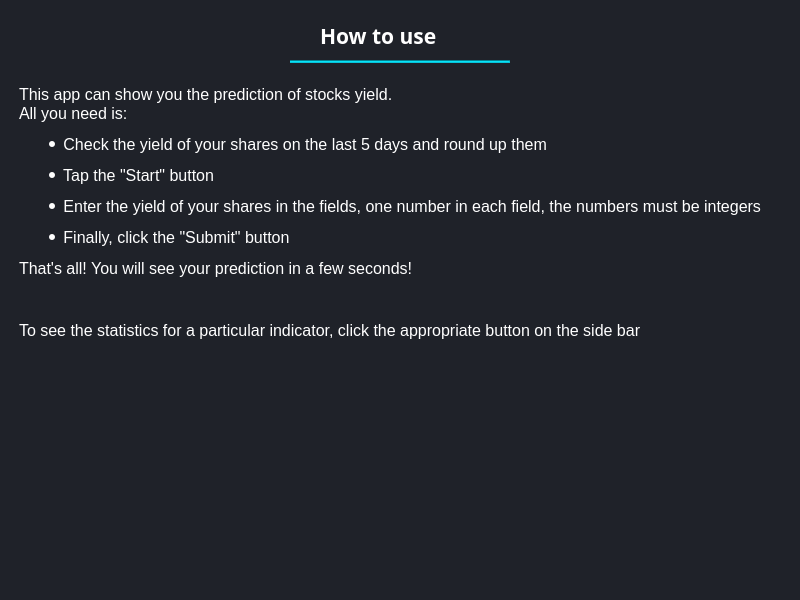
Before: the Qt Designer form client/ui/UsageWindow.ui in cpp-park-vk-education/2023_1_Codex, drawn with Qt 5.
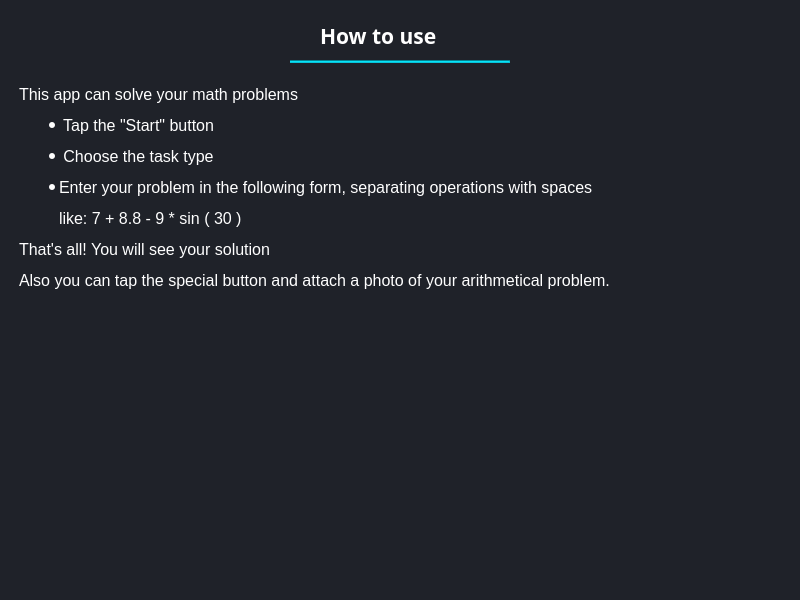
After: the same form once the commit is applied.

Diff of the .ui file:
```diff
--- a/client/ui/UsageWindow.ui
+++ b/client/ui/UsageWindow.ui
@@ -78,16 +78,14 @@
 li.unchecked::marker { content: &quot;\2610&quot;; }
 li.checked::marker { content: &quot;\2612&quot;; }
 &lt;/style&gt;&lt;/head&gt;&lt;body style=&quot; font-family:'Segoe UI'; font-size:9pt; font-weight:400; font-style:normal;&quot;&gt;
-&lt;p style=&quot; margin-top:0px; margin-bottom:0px; margin-left:0px; margin-right:0px; -qt-block-indent:0; text-indent:0px;&quot;&gt;&lt;span style=&quot; font-size:12pt; color:#ffffff;&quot;&gt;This app can show you the prediction of stocks yield.&lt;/span&gt;&lt;/p&gt;
-&lt;p style=&quot; margin-top:0px; margin-bottom:0px; margin-left:0px; margin-right:0px; -qt-block-indent:0; text-indent:0px;&quot;&gt;&lt;span style=&quot; font-size:12pt; color:#ffffff;&quot;&gt;All you need is:&lt;/span&gt;&lt;/p&gt;
+&lt;p style=&quot; margin-top:0px; margin-bottom:0px; margin-left:0px; margin-right:0px; -qt-block-indent:0; text-indent:0px;&quot;&gt;&lt;span style=&quot; font-size:12pt; color:#ffffff;&quot;&gt;This app can solve your math problems&lt;/span&gt;&lt;/p&gt;
 &lt;ul style=&quot;margin-top: 0px; margin-bottom: 0px; margin-left: 0px; margin-right: 0px; -qt-list-indent: 1;&quot;&gt;
-&lt;li style=&quot; font-size:12pt; color:#ffffff;&quot; style=&quot; margin-top:12px; margin-bottom:0px; margin-left:0px; margin-right:0px; -qt-block-indent:0; text-indent:0px;&quot;&gt; Check the yield of your shares on the last 5 days and round up them&lt;/li&gt;
 &lt;li style=&quot; font-size:12pt; color:#ffffff;&quot; style=&quot; margin-top:12px; margin-bottom:0px; margin-left:0px; margin-right:0px; -qt-block-indent:0; text-indent:0px;&quot;&gt; Tap the &amp;quot;Start&amp;quot; button&lt;/li&gt;
-&lt;li style=&quot; font-size:12pt; color:#ffffff;&quot; style=&quot; margin-top:12px; margin-bottom:0px; margin-left:0px; margin-right:0px; -qt-block-indent:0; text-indent:0px;&quot;&gt; Enter the yield of your shares in the fields, one number in each field, the numbers must be integers&lt;/li&gt;
-&lt;li style=&quot; font-size:12pt; color:#ffffff;&quot; style=&quot; margin-top:12px; margin-bottom:0px; margin-left:0px; margin-right:0px; -qt-block-indent:0; text-indent:0px;&quot;&gt; Finally, click the &amp;quot;Submit&amp;quot; button&lt;/li&gt;&lt;/ul&gt;
-&lt;p style=&quot; margin-top:12px; margin-bottom:0px; margin-left:0px; margin-right:0px; -qt-block-indent:0; text-indent:0px;&quot;&gt;&lt;span style=&quot; font-size:12pt; color:#ffffff;&quot;&gt;That's all! You will see your prediction in a few seconds!&lt;/span&gt;&lt;/p&gt;
-&lt;p style=&quot;-qt-paragraph-type:empty; margin-top:12px; margin-bottom:0px; margin-left:0px; margin-right:0px; -qt-block-indent:0; text-indent:0px; font-size:12pt; color:#ffffff;&quot;&gt;&lt;br /&gt;&lt;/p&gt;
-&lt;p style=&quot; margin-top:12px; margin-bottom:0px; margin-left:0px; margin-right:0px; -qt-block-indent:0; text-indent:0px;&quot;&gt;&lt;span style=&quot; font-size:12pt; color:#ffffff;&quot;&gt;To see the statistics for a particular indicator, click the appropriate button on the side bar&lt;/span&gt;&lt;/p&gt;&lt;/body&gt;&lt;/html&gt;</string>
+&lt;li style=&quot; font-size:12pt; color:#ffffff;&quot; style=&quot; margin-top:12px; margin-bottom:0px; margin-left:0px; margin-right:0px; -qt-block-indent:0; text-indent:0px;&quot;&gt; Choose the task type &lt;/li&gt;
+&lt;li style=&quot; font-size:12pt; color:#ffffff;&quot; style=&quot; margin-top:12px; margin-bottom:0px; margin-left:0px; margin-right:0px; -qt-block-indent:0; text-indent:0px;&quot;&gt;Enter your problem in the following form, separating operations with spaces&lt;/li&gt;&lt;/ul&gt;
+&lt;p style=&quot; margin-top:12px; margin-bottom:0px; margin-left:0px; margin-right:0px; -qt-block-indent:1; text-indent:0px;&quot;&gt;&lt;span style=&quot; font-size:12pt; color:#ffffff;&quot;&gt;like: 7 + 8.8 - 9 * sin ( 30 )&lt;/span&gt;&lt;/p&gt;
+&lt;p style=&quot; margin-top:12px; margin-bottom:0px; margin-left:0px; margin-right:0px; -qt-block-indent:0; text-indent:0px;&quot;&gt;&lt;span style=&quot; font-size:12pt; color:#ffffff;&quot;&gt;That's all! You will see your solution&lt;/span&gt;&lt;/p&gt;
+&lt;p style=&quot; margin-top:12px; margin-bottom:0px; margin-left:0px; margin-right:0px; -qt-block-indent:0; text-indent:0px;&quot;&gt;&lt;span style=&quot; font-size:12pt; color:#ffffff;&quot;&gt;Also you can tap the special button and attach a photo of your arithmetical problem.&lt;/span&gt;&lt;/p&gt;&lt;/body&gt;&lt;/html&gt;</string>
     </property>
    </widget>
   </widget>
```
